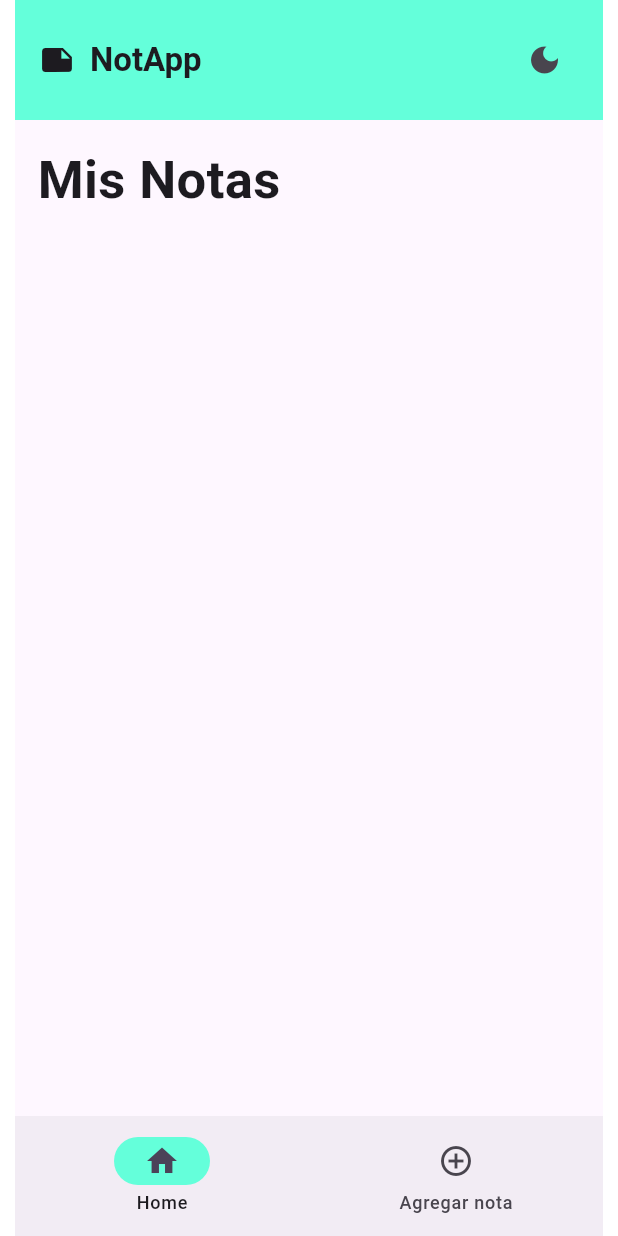
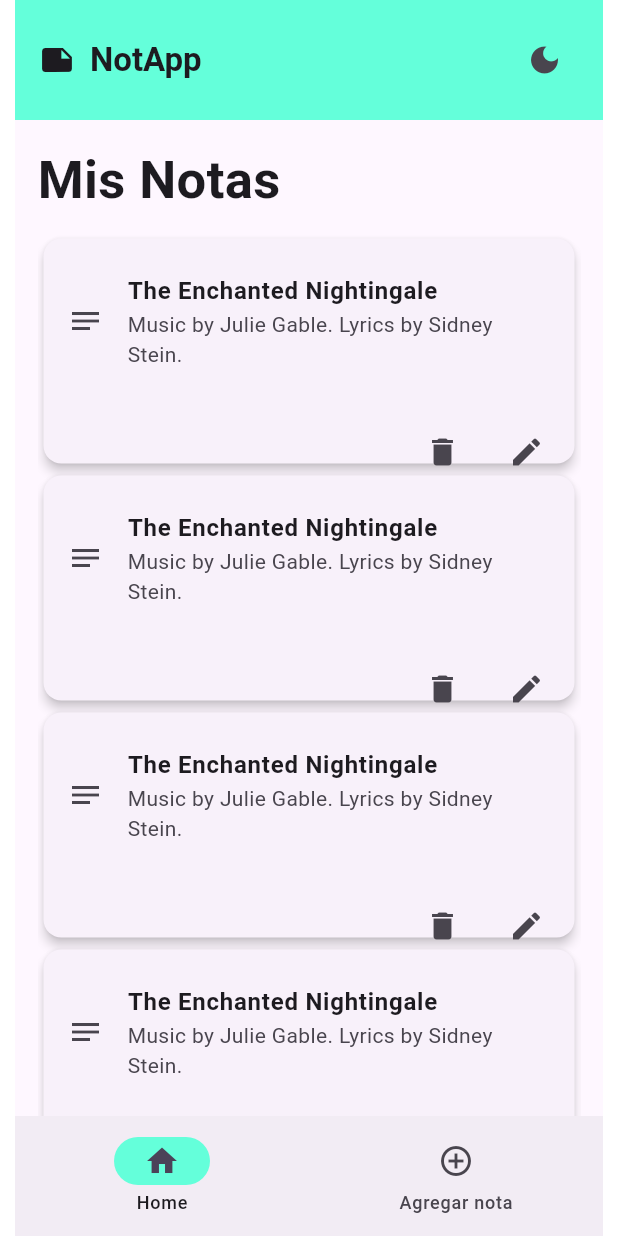
Before and after one commit to gonzacabrera2506/notapp, a Flutter app: the screen it shows after launch, on a phone screen of 412 x 824 dp. Run offline on Flutter 3.47's test engine with Material 3 defaults, Android fonts, the phone set to English and light mode, and no system bars; our stand-ins replace go_router.

Commit message:
ADD: customCardWidget WIP: home screen

```diff
--- a/lib/presentation/screens/home_screen.dart
+++ b/lib/presentation/screens/home_screen.dart
@@ -1,5 +1,6 @@
 import 'package:flutter/material.dart';
-import 'package:notapp/presentation/shared/widgets/customBottomNavigationBar_widget.dart';
+import 'package:notapp/widgets/customBottomNavigationBar_widget.dart';
+import 'package:notapp/widgets/customCardWidget.dart';
 
 class HomeScreen extends StatefulWidget {
   const HomeScreen({super.key});
@@ -18,18 +19,6 @@ class _HomeScreenState extends State<HomeScreen> {
 
   @override
   Widget build(BuildContext context) {
-    final List<Widget> menuButtons = [
-      const _IconTextWidget(
-        iconData: Icons.list,
-        text: 'Lista de notas',
-      ),
-      const _IconTextWidget(
-        iconData: Icons.delete,
-        text: 'Eliminar nota',
-      ),
-      // Agrega más elementos de menú según sea necesario
-    ];
-
     return Padding(
         padding: const EdgeInsets.symmetric(horizontal: 10),
         child: Scaffold(
@@ -62,67 +51,32 @@ class _HomeScreenState extends State<HomeScreen> {
           ),
           body: const Padding(
             padding: EdgeInsets.symmetric(horizontal: 15),
+            child: SingleChildScrollView(
               child: Column(
                 children: [
                   SizedBox(height: 15),
+                  Row(
+                    mainAxisAlignment: MainAxisAlignment.start,
+                    children: [
                       Text(
                         "Mis Notas",
-                  style: TextStyle(fontSize: 35, fontWeight: FontWeight.bold),
+                        style: TextStyle(
+                            fontSize: 35, fontWeight: FontWeight.bold),
                       ),
                     ],
                   ),
+                  SizedBox(height: 10),
+                  Customcardwidget(),
+                  Customcardwidget(),
+                  Customcardwidget(),
+                  Customcardwidget(),
+                  Customcardwidget(),
+                  SizedBox(height: 10),
+                ],
               ),
-          bottomNavigationBar: CustomNavigationBar(),
+            ),
+          ),
+          bottomNavigationBar: const CustomNavigationBar(),
         ));
   }
 }
-
-class _IconTextWidget extends StatelessWidget {
-  final IconData iconData;
-  final String text;
-
-  const _IconTextWidget({
-    Key? key,
-    required this.iconData,
-    required this.text,
-  }) : super(key: key);
-
-  @override
-  Widget build(BuildContext context) {
-    return Row(
-      mainAxisSize: MainAxisSize.min,
-      children: [
-        Icon(iconData),
-        // ignore: prefer_const_constructors
-        SizedBox(width: 8), // Espacio entre el icono y el texto
-        Text(
-          text,
-        ),
-      ],
-    );
-  }
-}
-
-class _PopupMenuButton extends StatelessWidget {
-  const _PopupMenuButton({
-    required this.menuButtons,
-  });
-
-  final List<Widget> menuButtons;
-
-  @override
-  Widget build(BuildContext context) {
-    return PopupMenuButton<String>(
-      itemBuilder: (BuildContext context) {
-        return menuButtons.map((Widget menuButton) {
-          return PopupMenuItem<String>(
-            value: 'menuItem',
-            child: menuButton,
-          );
-        }).toList();
-      },
-      icon: const Icon(Icons.more_horiz),
-      tooltip: "Menú",
-    );
-  }
-}
--- /dev/null
+++ b/lib/widgets/customCardWidget.dart
@@ -0,0 +1,45 @@
+import 'package:flutter/material.dart';
+
+class Customcardwidget extends StatelessWidget {
+  const Customcardwidget({super.key});
+
+  @override
+  Widget build(BuildContext context) {
+    return Card(
+      elevation: 3,
+      shadowColor: Colors.black87,
+      child: Column(
+        mainAxisSize: MainAxisSize.min,
+        children: <Widget>[
+          SizedBox(
+            height: 150,
+            child: Column(
+              children: [
+                const SizedBox(height: 15),
+                const ListTile(
+                  leading: Icon(Icons.notes_outlined),
+                  title: Text(
+                    'The Enchanted Nightingale',
+                    style: TextStyle(fontWeight: FontWeight.bold),
+                  ),
+                  subtitle:
+                      Text('Music by Julie Gable. Lyrics by Sidney Stein.'),
+                ),
+                const SizedBox(height: 15),
+                ButtonTheme(
+                  child: ButtonBar(
+                    children: <Widget>[
+                      IconButton(
+                          onPressed: () {}, icon: const Icon(Icons.delete)),
+                      IconButton(onPressed: () {}, icon: const Icon(Icons.edit))
+                    ],
+                  ),
+                )
+              ],
+            ),
+          )
+        ],
+      ),
+    );
+  }
+}
```
Also changed, not shown: lib/widgets/customBottomNavigationBar_widget.dart (renamed from lib/presentation/shared/widgets/customBottomNavigationBar_widget.dart), lib/widgets/customSwitch.widget.dart (renamed from lib/presentation/shared/widgets/customSwitch.widget.dart), lib/widgets/customTextFormField.widget.dart (renamed from lib/presentation/shared/widgets/customTextFormField.widget.dart). Lines whose indentation alone changed are shown as unchanged.
